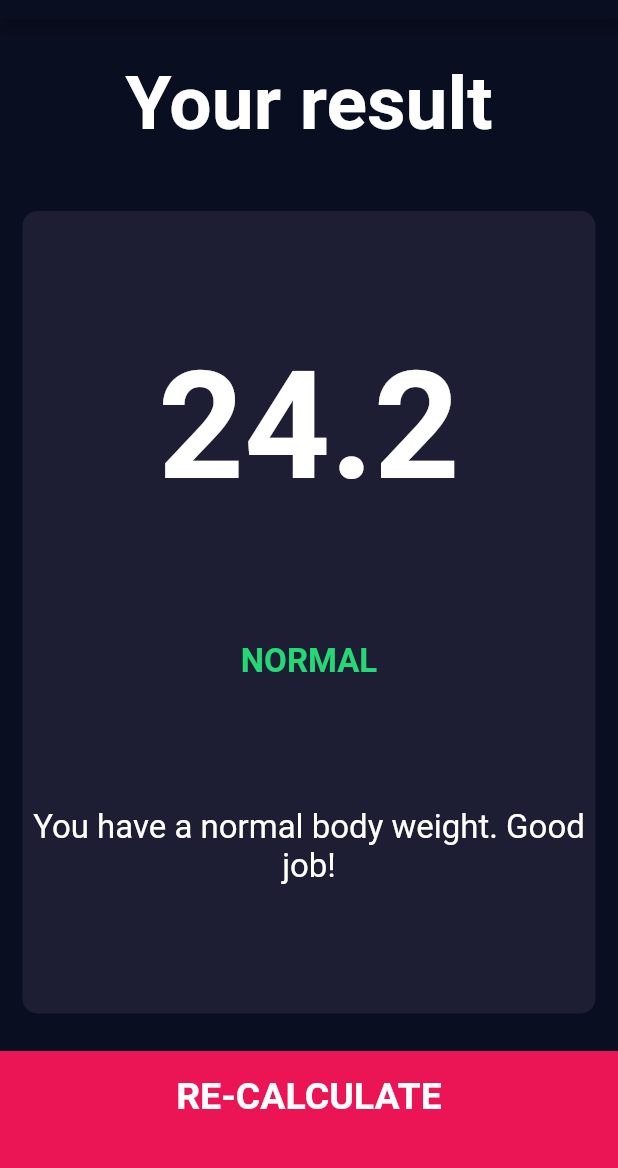
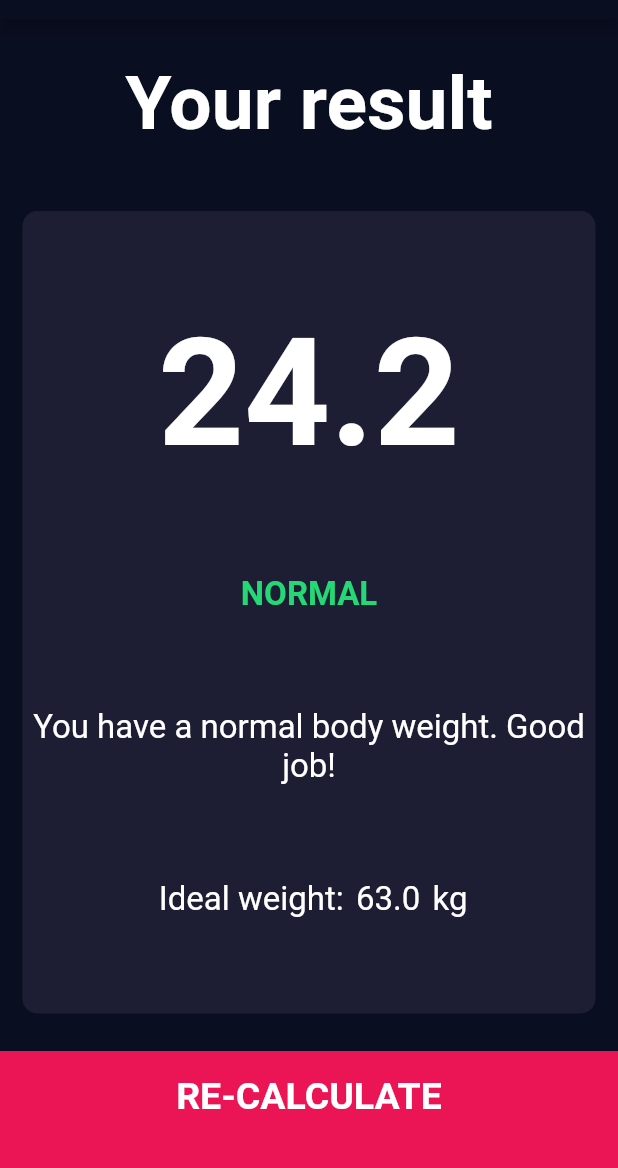
Before and after one commit to jepisti/bmi_calculator, a Flutter app: the screen it shows after launch, after a tap on "CALCULATE", on a phone screen of 412 x 824 dp, the part 65-1233 px from its top. Run offline on Flutter 3.47's test engine with Material 3 defaults, Android fonts, the phone set to English and light mode, and no system bars; our stand-ins replace font_awesome_flutter.

Commit message:
male and female calculate

```diff
--- a/lib/calculator_brain.dart
+++ b/lib/calculator_brain.dart
@@ -1,16 +1,29 @@
 import 'dart:math';
 
 class CalculatorBrain {
-  CalculatorBrain({required this.height, required this.weight});
+  CalculatorBrain(
+      {required this.gender, required this.height, required this.weight});
 
   final int height;
   final int weight;
+  final int gender;
 
   double? _bmi;
 
   String calculateBMI() {
     _bmi = weight / pow(height / 100, 2);
     return _bmi!.toStringAsFixed(1);
+  }
+
+  String getNormal() {
+    double normal = 0;
+    if (gender == 1) {
+      normal = (height - 100) * 0.9;
+    } else {
+      normal = (height - 100) * 0.85;
+    }
+
+    return normal.toStringAsFixed(1);
   }
 
   String getResult() {
--- a/lib/screens/input_page.dart
+++ b/lib/screens/input_page.dart
@@ -24,6 +24,7 @@ class _InputPageState extends State<InputPage> {
   int height = 170;
   int weight = 70;
   int age = 40;
+  int gender = 1;
 
   @override
   Widget build(BuildContext context) {
@@ -42,6 +43,7 @@ class _InputPageState extends State<InputPage> {
                   onPress: () {
                     setState(() {
                       selectedGender = Gender.male;
+                      gender = 1;
                     });
                   },
                   colour: selectedGender == Gender.male
@@ -58,6 +60,7 @@ class _InputPageState extends State<InputPage> {
                   onPress: () {
                     setState(() {
                       selectedGender = Gender.female;
+                      gender = 2;
                     });
                   },
                   colour: selectedGender == Gender.female
@@ -214,8 +217,11 @@ class _InputPageState extends State<InputPage> {
           BottomButton(
             buttonTitle: 'CALCULATE',
             onTap: () {
-              CalculatorBrain calc =
-                  CalculatorBrain(height: height, weight: weight);
+              CalculatorBrain calc = CalculatorBrain(
+                height: height,
+                weight: weight,
+                gender: gender,
+              );
               Navigator.push(
                 context,
                 MaterialPageRoute(
@@ -223,6 +229,7 @@ class _InputPageState extends State<InputPage> {
                     bmiResult: calc.calculateBMI(),
                     resultText: calc.getResult(),
                     interpretation: calc.getInterpretation(),
+                    idealWeight: calc.getNormal(),
                   ),
                 ),
               );
--- a/lib/screens/results_page.dart
+++ b/lib/screens/results_page.dart
@@ -5,15 +5,18 @@ import 'package:flutter/material.dart';
 import 'package:bmi_calculator/components/bottom_button.dart';
 
 class ResultsPage extends StatelessWidget {
-  const ResultsPage(
-      {super.key,
-      required this.bmiResult,
-      required this.resultText,
-      required this.interpretation});
+  const ResultsPage({
+    super.key,
+    required this.bmiResult,
+    required this.resultText,
+    required this.interpretation,
+    required this.idealWeight,
+  });
 
   final String bmiResult;
   final String resultText;
   final String interpretation;
+  final String idealWeight;
 
   @override
   Widget build(BuildContext context) {
@@ -54,6 +57,26 @@ class ResultsPage extends StatelessWidget {
                     textAlign: TextAlign.center,
                     style: kBodyTextStyle,
                   ),
+                  Row(
+                    mainAxisAlignment: MainAxisAlignment.center,
+                    children: [
+                      const Text(
+                        'Ideal weight:   ',
+                        textAlign: TextAlign.center,
+                        style: kBodyTextStyle,
+                      ),
+                      Text(
+                        idealWeight,
+                        textAlign: TextAlign.center,
+                        style: kBodyTextStyle,
+                      ),
+                      const Text(
+                        ' kg ',
+                        textAlign: TextAlign.center,
+                        style: kBodyTextStyle,
+                      ),
+                    ],
+                  )
                 ],
               ),
             ),
```
